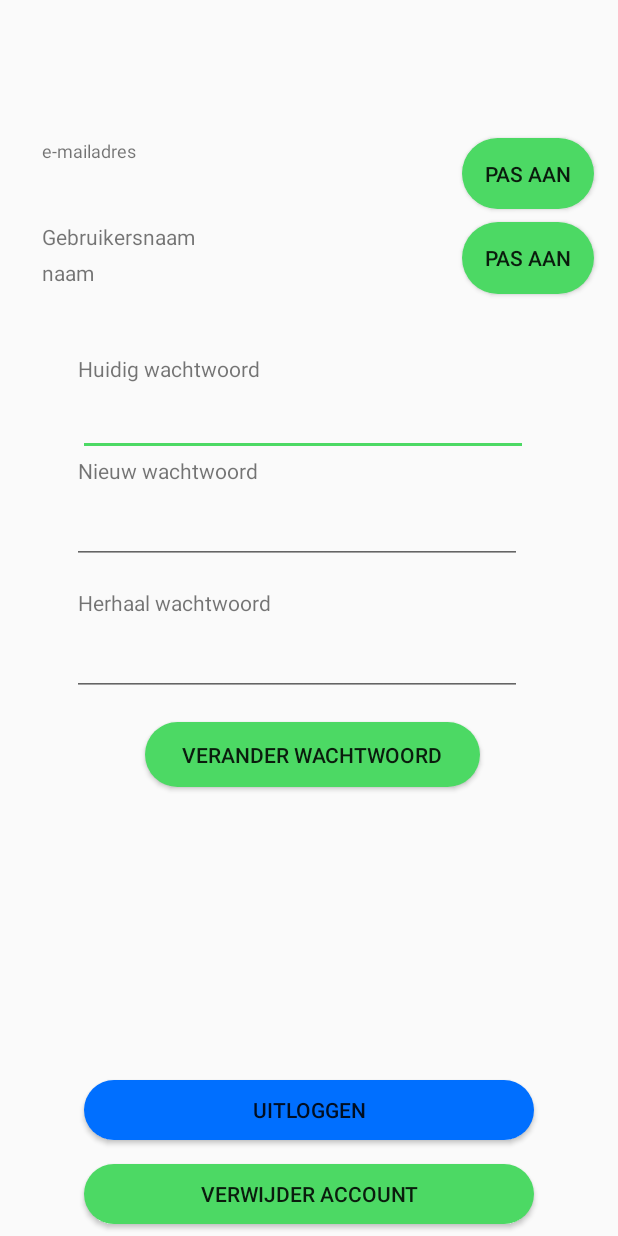
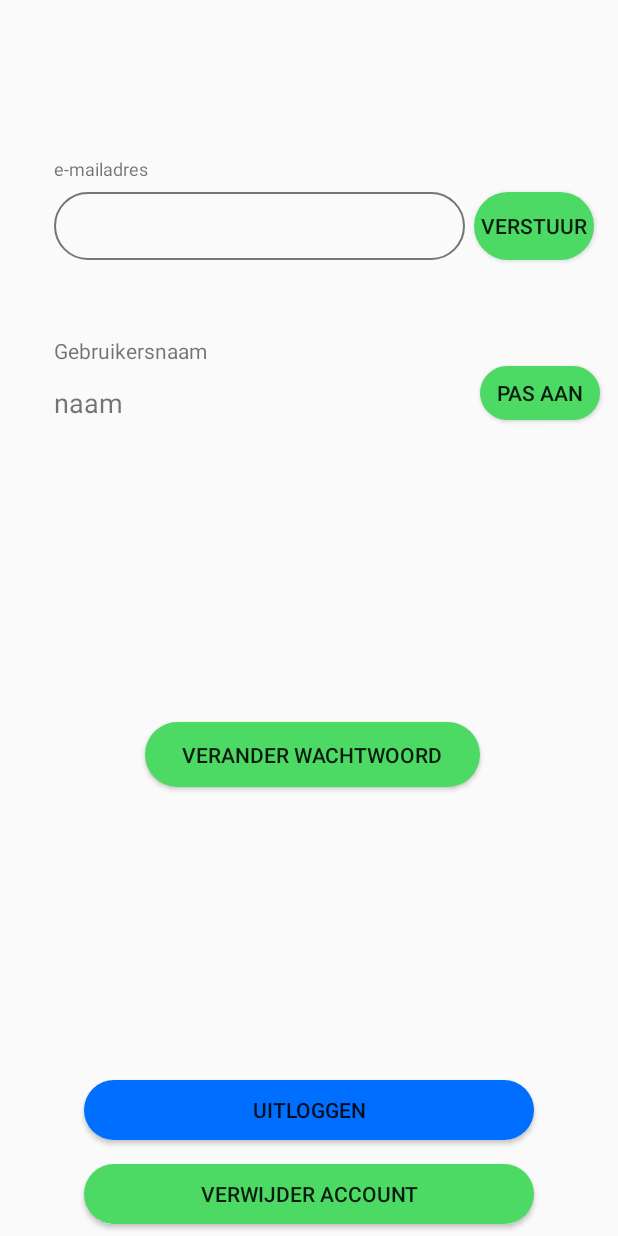
Before and after one commit to JasperJJ/MicroQuizz, an Android app: the gegevens screen opened directly, with no data from a screen before it, after a tap on "PAS AAN", on a phone screen of 412 x 824 dp. Run offline under Robolectric (Android 15) with nearby library versions, the phone set to English and light mode, and no system bars; our stand-ins replace Firebase (no records; nobody signed in at launch, a user with empty details on screens opened directly).

Commit message:
email kan nu veranderd worden, moet nog wel een bericht geven dat hij veranderd is

```diff
--- a/app/src/main/AndroidManifest.xml
+++ b/app/src/main/AndroidManifest.xml
@@ -14,7 +14,8 @@
         android:supportsRtl="true"
         android:theme="@style/CustomAppTheme"
         tools:ignore="GoogleAppIndexingWarning">
-        <activity android:name=".gegevens"></activity>
+        <activity android:name=".WachtwoordWijzig"></activity>
+        <activity android:name=".gegevens" />
         <activity android:name=".HomeActivity" />
         <activity android:name=".LocatiesActivity" />
         <activity android:name=".museumKiezen" />
--- a/app/src/main/java/com/jasper/microquizz/gegevens.java
+++ b/app/src/main/java/com/jasper/microquizz/gegevens.java
@@ -9,10 +9,13 @@ import android.graphics.drawable.GradientDrawable;
 import android.os.Bundle;
 import android.view.View;
 import android.widget.Button;
+import android.widget.EditText;
 import android.widget.TextView;
 
 
 import com.google.firebase.auth.AuthResult;
+import com.google.firebase.auth.AuthCredential;
+import com.google.firebase.auth.EmailAuthProvider;
 import com.google.firebase.auth.FirebaseAuth;
 import com.google.firebase.auth.FirebaseUser;
 import com.google.firebase.database.DatabaseReference;
@@ -26,6 +29,7 @@ public class gegevens extends AppCompatActivity {
     private Button bVerwijder;
     private TextView showemail;
     private Button bEmail;
+    private EditText editEmail;
 
 
     @Override
@@ -54,10 +58,11 @@ public class gegevens extends AppCompatActivity {
             }
         });
 
+        boolean email = false;
         bEmail.setOnClickListener(new View.OnClickListener() {
             @Override
             public void onClick(View view) {
-                //veranderEmail();
+                veranderEmail();
             }
         });
 
@@ -72,6 +77,7 @@ public class gegevens extends AppCompatActivity {
         bVerwijder= findViewById(R.id.bVerwijder);
         showemail = findViewById(R.id.showemail);
         bEmail = findViewById(R.id.bEmail);
+        editEmail = findViewById(R.id.editEmail);
     }
 
     private void Logout(){
@@ -120,6 +126,38 @@ public class gegevens extends AppCompatActivity {
         builder.show();
     }
 
+    private void veranderEmail(){
+        showemail.setVisibility(View.INVISIBLE);
+        editEmail.setVisibility(View.VISIBLE);
+        bEmail.setText("verstuur");
+
+        bEmail.setOnClickListener(new View.OnClickListener() {
+            @Override
+            public void onClick(View view) {
+                firebaseAuth = FirebaseAuth.getInstance();
+                FirebaseUser firebaseUser = firebaseAuth.getCurrentUser();
+
+                //AuthCredential credential = EmailAuthProvider
+                       // .getCredential(firebaseUser.getEmail().toString(), "password1234");
+                //firebaseUser.reauthenticate(credential);
+
+                String nieuwEmail = editEmail.getText().toString();
+                firebaseUser.updateEmail(nieuwEmail);
+
+
+
+
+                String gebruiker = firebaseUser.getEmail().toString();
+                showemail.setText(gebruiker);
+
+                editEmail.setVisibility(View.INVISIBLE);
+                showemail.setVisibility(View.VISIBLE);
+                bEmail.setText("pas aan");
+            }
+        });
+    }
+
+
     public void setBackGroundColors() {
         GradientDrawable bVerwijder_bg = (GradientDrawable) bVerwijder.getBackground();
         GradientDrawable bUitloggen_bg = (GradientDrawable) bUitloggen.getBackground();
--- a/app/src/main/res/layout/activity_gegevens.xml
+++ b/app/src/main/res/layout/activity_gegevens.xml
@@ -10,19 +10,19 @@
         android:id="@+id/shownaam"
         android:layout_width="119dp"
         android:layout_height="wrap_content"
-        android:layout_marginStart="28dp"
-        android:layout_marginTop="172dp"
+        android:layout_marginStart="36dp"
+        android:layout_marginTop="256dp"
         android:text="naam"
-        android:textSize="14sp"
+        android:textSize="18sp"
         app:layout_constraintStart_toStartOf="parent"
         app:layout_constraintTop_toTopOf="parent" />
 
     <Button
         android:id="@+id/bNaam"
-        android:layout_width="wrap_content"
-        android:layout_height="wrap_content"
-        android:layout_marginTop="148dp"
-        android:layout_marginEnd="16dp"
+        android:layout_width="80dp"
+        android:layout_height="36dp"
+        android:layout_marginTop="244dp"
+        android:layout_marginEnd="12dp"
         android:background="@drawable/rounded_corners"
         android:text="Pas aan"
         app:layout_constraintEnd_toEndOf="parent"
@@ -32,8 +32,8 @@
         android:id="@+id/e-mailadres"
         android:layout_width="wrap_content"
         android:layout_height="wrap_content"
-        android:layout_marginStart="28dp"
-        android:layout_marginTop="92dp"
+        android:layout_marginStart="36dp"
+        android:layout_marginTop="104dp"
         android:text="e-mailadres"
         android:textSize="12sp"
         app:layout_constraintStart_toStartOf="parent"
@@ -42,9 +42,9 @@
     <TextView
         android:id="@+id/showemail"
         android:layout_width="wrap_content"
-        android:layout_height="33dp"
-        android:layout_marginStart="28dp"
-        android:layout_marginTop="116dp"
+        android:layout_height="wrap_content"
+        android:layout_marginStart="36dp"
+        android:layout_marginTop="152dp"
         android:text="uw@email"
         android:textSize="14sp"
         app:layout_constraintStart_toStartOf="parent"
@@ -52,9 +52,9 @@
 
     <Button
         android:id="@+id/bEmail"
-        android:layout_width="88dp"
-        android:layout_height="47dp"
-        android:layout_marginTop="92dp"
+        android:layout_width="80dp"
+        android:layout_height="45dp"
+        android:layout_marginTop="128dp"
         android:layout_marginEnd="16dp"
         android:background="@drawable/rounded_corners"
         android:text="Pas aan"
@@ -96,90 +96,28 @@
         app:layout_constraintTop_toTopOf="parent"
         app:layout_constraintVertical_bias="0.004" />
 
-    <EditText
-        android:id="@+id/wwHuidig"
-        android:layout_width="300dp"
-        android:layout_height="40dp"
-        android:layout_marginStart="52dp"
-        android:layout_marginTop="264dp"
-        android:ems="10"
-        android:inputType="textPassword"
-        app:layout_constraintStart_toStartOf="parent"
-        app:layout_constraintTop_toTopOf="parent" />
-
-    <EditText
-        android:id="@+id/editText2"
-        android:layout_width="300dp"
-        android:layout_height="40dp"
-        android:layout_marginStart="48dp"
-        android:layout_marginTop="336dp"
-        android:ems="10"
-        android:inputType="textPassword"
-        app:layout_constraintStart_toStartOf="parent"
-        app:layout_constraintTop_toTopOf="parent" />
-
-    <EditText
-        android:id="@+id/editText3"
-        android:layout_width="300dp"
-        android:layout_height="40dp"
-        android:layout_marginStart="48dp"
-        android:layout_marginTop="424dp"
-        android:ems="10"
-        android:inputType="textPassword"
-        app:layout_constraintStart_toStartOf="parent"
-        app:layout_constraintTop_toTopOf="parent" />
 
     <TextView
         android:id="@+id/naam"
         android:layout_width="wrap_content"
         android:layout_height="wrap_content"
-        android:layout_marginStart="28dp"
-        android:layout_marginTop="148dp"
+        android:layout_marginStart="36dp"
+        android:layout_marginTop="224dp"
         android:text="Gebruikersnaam"
         app:layout_constraintStart_toStartOf="parent"
         app:layout_constraintTop_toTopOf="parent" />
 
-    <TextView
-        android:id="@+id/textView2"
-        android:layout_width="wrap_content"
-        android:layout_height="wrap_content"
-        android:layout_marginStart="52dp"
-        android:layout_marginTop="236dp"
-        android:text="Huidig wachtwoord"
+    <EditText
+        android:id="@+id/editEmail"
+        android:layout_width="274dp"
+        android:layout_height="45dp"
+        android:layout_marginStart="36dp"
+        android:layout_marginTop="128dp"
+        android:background="@drawable/rounded_corners_with_stroke"
+        android:text=""
+        android:textSize="18sp"
+        android:visibility="invisible"
         app:layout_constraintStart_toStartOf="parent"
         app:layout_constraintTop_toTopOf="parent" />
 
-    <TextView
-        android:id="@+id/textView3"
-        android:layout_width="wrap_content"
-        android:layout_height="wrap_content"
-        android:layout_marginStart="52dp"
-        android:layout_marginTop="304dp"
-        android:text="Nieuw wachtwoord"
-        app:layout_constraintStart_toStartOf="parent"
-        app:layout_constraintTop_toTopOf="parent" />
-
-    <TextView
-        android:id="@+id/textView4"
-        android:layout_width="wrap_content"
-        android:layout_height="wrap_content"
-        android:layout_marginStart="52dp"
-        android:layout_marginTop="392dp"
-        android:text="Herhaal wachtwoord"
-        app:layout_constraintStart_toStartOf="parent"
-        app:layout_constraintTop_toTopOf="parent" />
-
-
-    <EditText
-        android:id="@+id/editEmail"
-        android:layout_width="wrap_content"
-        android:layout_height="33dp"
-        android:layout_marginStart="28dp"
-        android:layout_marginTop="116dp"
-        android:text="uw@email"
-        android:textSize="14sp"
-        android:visibility="invisible"
-        app:layout_constraintStart_toStartOf="parent"
-        app:layout_constraintTop_toTopOf="parent" />
-        app:
 </androidx.constraintlayout.widget.ConstraintLayout>
```
Also changed, not shown: app/src/main/java/com/jasper/microquizz/WachtwoordWijzig.java (added, +14 -0 lines), app/src/main/res/layout/activity_wachtwoord_wijzig.xml (added, +88 -0 lines).
